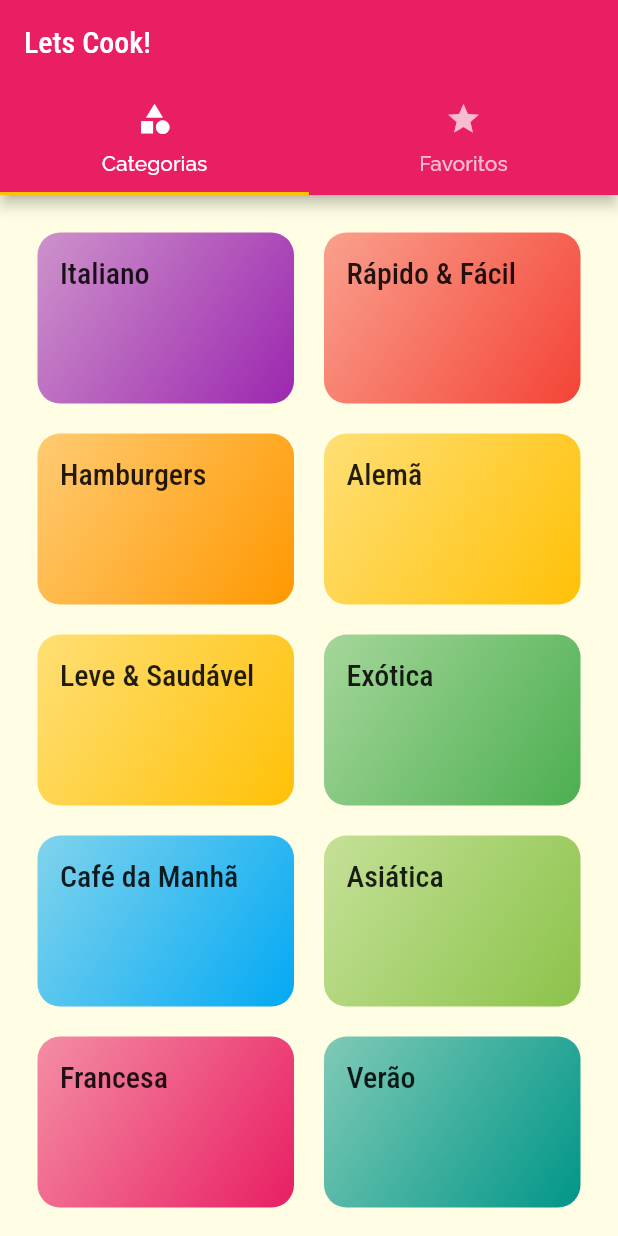
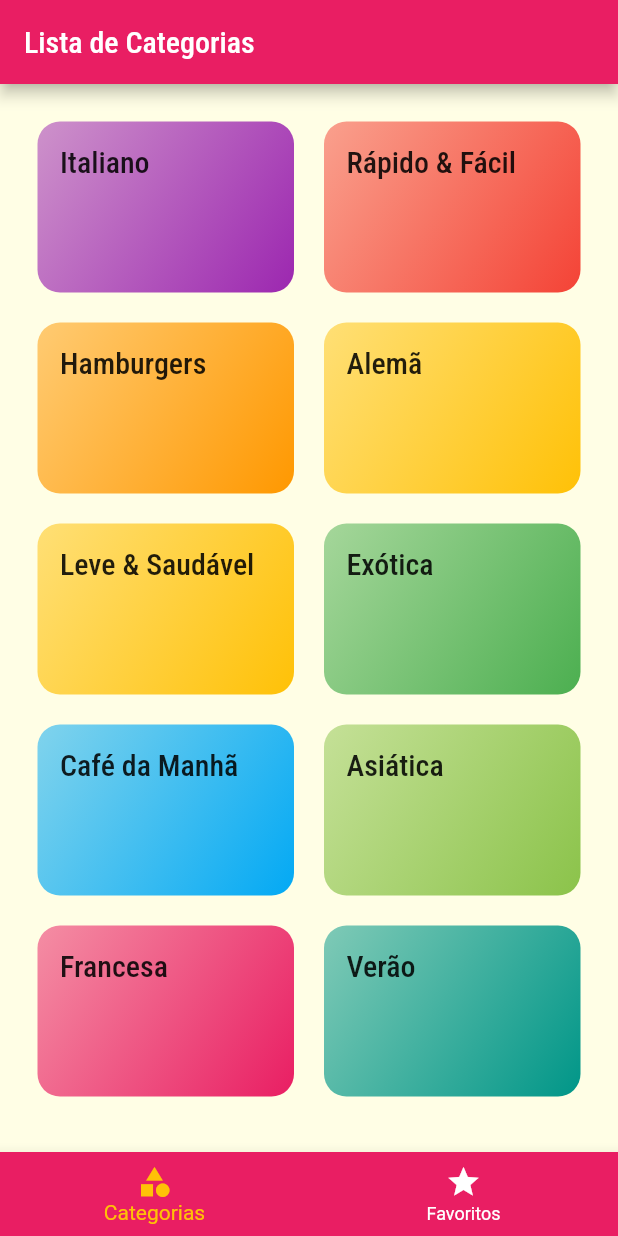
Before and after one commit to Davidson031/App-Receitas-Flutter, a Flutter app: the screen it shows after launch, on a phone screen of 412 x 824 dp. Run offline on Flutter 3.47's test engine with Material 2 defaults, Android fonts, the phone set to English and light mode, and no system bars.

Commit message:
Alterando forma de navegação da tabBar

```diff
--- a/lib/screens/tabs_screen.dart
+++ b/lib/screens/tabs_screen.dart
@@ -6,35 +6,50 @@ import 'categories_screen.dart';
 import 'favorite_screen.dart';
 import 'package:flutter/material.dart';
 
-class TabsScreen extends StatelessWidget {
+class TabsScreen extends StatefulWidget {
   const TabsScreen({Key? key}) : super(key: key);
 
   @override
+  State<TabsScreen> createState() => _TabsScreenState();
+}
+
+class _TabsScreenState extends State<TabsScreen> {
+  int _selectedScreenIndex = 0;
+
+  final List<Map<String, Object>> _screens = [
+    {'title': 'Lista de Categorias', 'tela': CategoriesScreen()},
+    {'title': 'Meus Favoritos', 'tela': FavoriteScreen()},
+  ];
+
+  _selectScreen(int index) {
+    setState(() {
+      _selectedScreenIndex = index;
+    });
+  }
+
+  @override
   Widget build(BuildContext context) {
-    return DefaultTabController(
-      length: 2,
-      child: Scaffold(
-        appBar: AppBar(
-          title: const Text('Lets Cook!'),
-          bottom: TabBar(
-            tabs: [
-              const Tab(
-                icon: Icon(Icons.category),
-                text: 'Categorias',
-              ),
-              Tab(
-                icon: Icon(Icons.star),
-                text: 'Favoritos',
-              ),
-            ],
+    return Scaffold(
+      appBar: AppBar(
+        title: Text(_screens[_selectedScreenIndex]['title'] as String),
+      ),
+      body: _screens[_selectedScreenIndex]['tela'] as Widget,
+      bottomNavigationBar: BottomNavigationBar(
+        onTap: _selectScreen,
+        unselectedItemColor: Colors.white,
+        selectedItemColor: Colors.amber,
+        backgroundColor: Colors.pink,
+        currentIndex: _selectedScreenIndex,
+        items: [
+          BottomNavigationBarItem(
+            icon: Icon(Icons.category),
+            label: 'Categorias',
           ),
-        ),
-        body: TabBarView(
-          children: [
-            CategoriesScreen(),
-            FavoriteScreen(),
-          ]
-        ),
+          BottomNavigationBarItem(
+            icon: Icon(Icons.star),
+            label: 'Favoritos',
+          ),
+        ],
       ),
     );
   }
```
